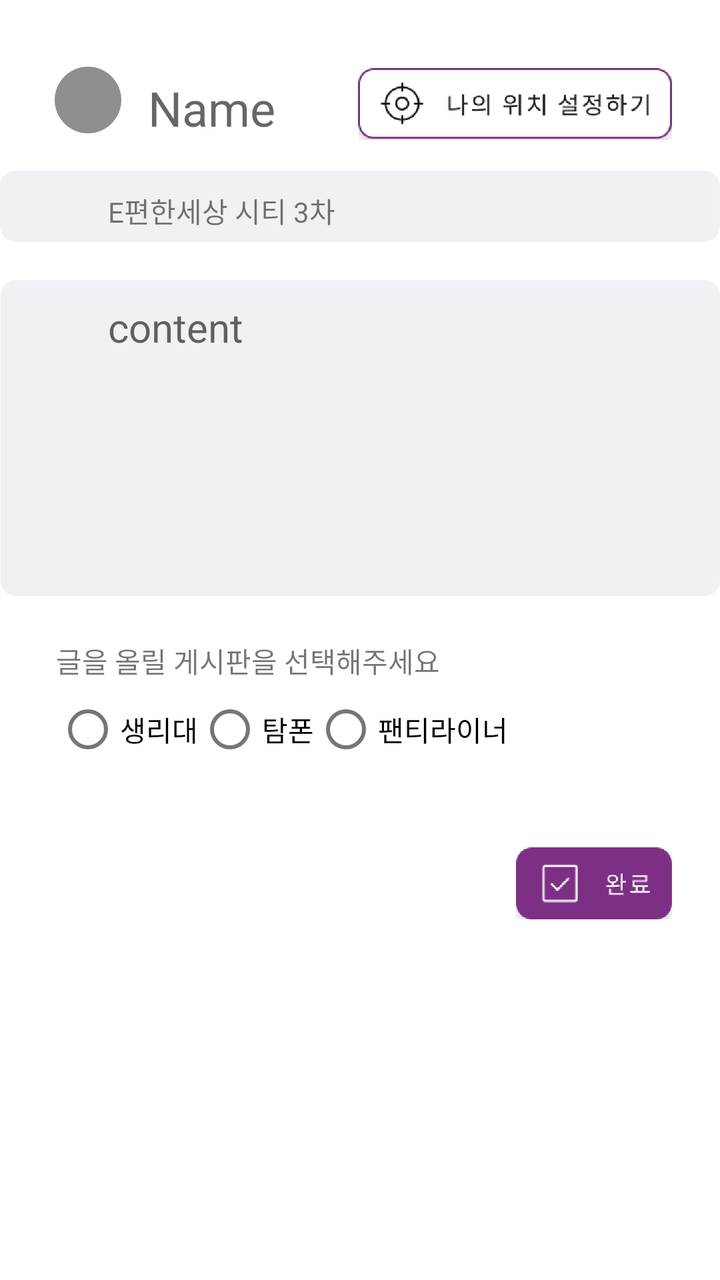
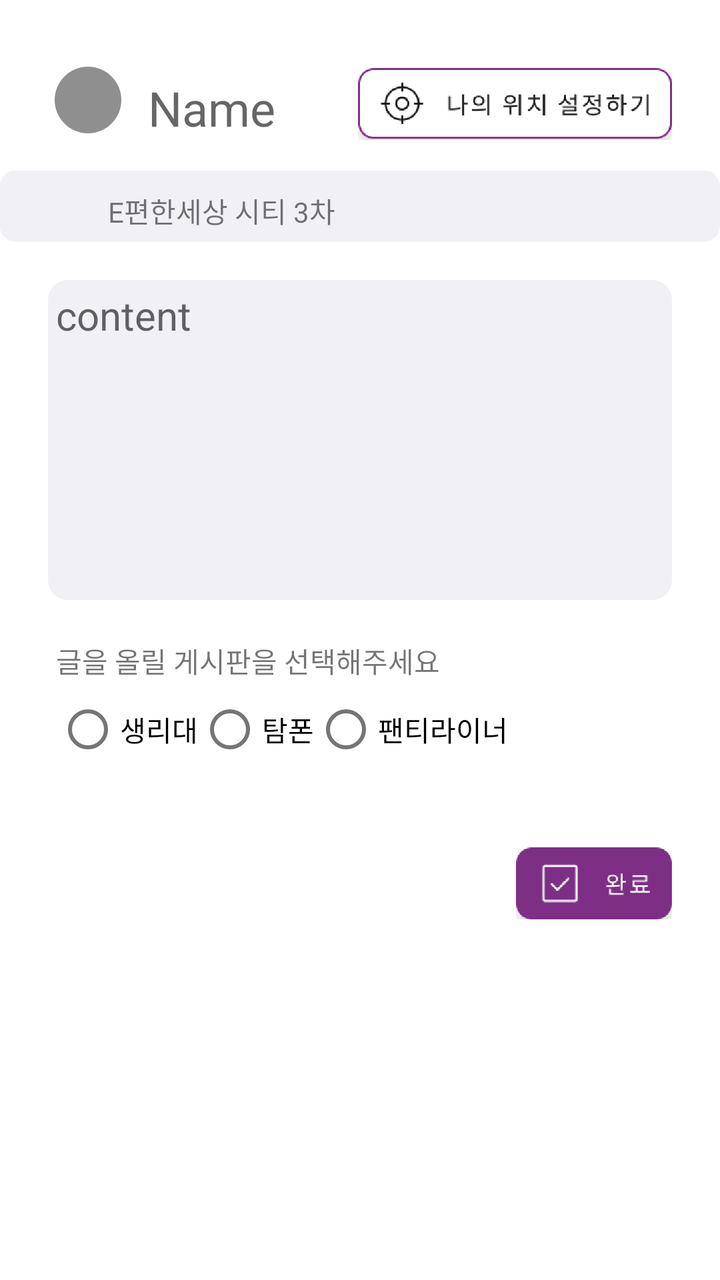

Before-and-after screenshots of an Android layout around one commit, followed by the original layout XML and the change that was made.
<!-- AndroidManifest.xml: application theme Theme.ShareDay -->
<!-- res/layout/helpme_write_activity.xml -->
<?xml version="1.0" encoding="utf-8"?>
<RelativeLayout xmlns:android="http://schemas.android.com/apk/res/android"
    xmlns:app="http://schemas.android.com/apk/res-auto"
    xmlns:tools="http://schemas.android.com/tools"
    android:orientation="vertical"
    android:layout_width="match_parent"
    android:layout_height="match_parent"
    tools:context=".board.WriteActivity">



    <ImageView
        android:id="@+id/item_profile"
        android:layout_width="40dp"
        android:layout_height="40dp"
        android:layout_marginTop="30dp"
        android:layout_marginLeft="24dp"
        android:src="@drawable/ic_person4" />
    <EditText
        android:id="@+id/write_name_text"
        android:layout_toEndOf="@id/item_profile"
        android:layout_alignBottom="@+id/item_profile"
        android:layout_width="match_parent"
        android:layout_height="wrap_content"
        android:layout_marginLeft="10dp"
        android:hint="Name"
        android:textSize="24dp"
        android:textColor="@color/black"
        android:background="@null"
        tools:ignore="HardcodedText"
        />

    <ImageButton
        android:layout_width="157dp"
        android:layout_height="36dp"
        android:background="@drawable/my_position"
        android:layout_alignBottom="@+id/item_profile"
        android:layout_marginRight="24dp"
        android:layout_alignParentRight="true"
        />


    <ImageView
        android:id="@+id/write_mylocation_image"
        android:layout_width="match_parent"
        android:layout_height="36dp"
        android:layout_below="@+id/item_profile"
        android:layout_marginTop="15dp"
        android:src="@drawable/mylocation_image" />

    <TextView
        android:id="@+id/item_mylocation_text"
        android:layout_width="wrap_content"
        android:layout_height="wrap_content"
        android:layout_marginTop="95dp"
        android:layout_marginLeft="54dp"
        android:text="E편한세상 시티 3차" />


    <ImageView
        android:id="@+id/write_contents_image"
        android:layout_width="wrap_content"
        android:layout_height="160dp"
        android:layout_below="@+id/write_mylocation_image"
        android:layout_marginTop="18dp"
        android:src="@drawable/content_image" />


    <EditText
        android:id="@+id/write_contents_text"
        android:layout_below="@+id/item_profile"
        android:layout_marginTop="80dp"
        android:layout_marginLeft="54dp"
        android:layout_marginRight="54dp"
        android:layout_width="match_parent"
        android:layout_height="wrap_content"
        android:hint="content"
        android:textSize="20sp"
        android:textColor="@color/black"
        tools:ignore="HardcodedText"
        android:background="@null"
        />

    <TextView
        android:id="@+id/item_text"
        android:layout_width="wrap_content"
        android:layout_height="wrap_content"
        android:layout_marginLeft="28dp"
        android:layout_marginTop="320dp"
        android:text="글을 올릴 게시판을 선택해주세요" />

    <RadioGroup
        android:id="@+id/item_radiogroup"
        android:orientation="horizontal"
        android:layout_below="@+id/item_text"
        android:layout_marginLeft="28dp"
        android:layout_width="wrap_content"
        android:layout_height="wrap_content">

        <RadioButton
            android:id="@+id/item_pad"
            android:layout_width="wrap_content"
            android:layout_height="wrap_content"
            android:text="생리대"/>
        <RadioButton
            android:id="@+id/item_tampon"
            android:layout_width="wrap_content"
            android:layout_height="wrap_content"
            android:text="탐폰"/>
        <RadioButton
            android:id="@+id/item_pantyliner"
            android:layout_width="wrap_content"
            android:layout_height="wrap_content"
            android:text="팬티라이너"/>



    </RadioGroup>



    <ImageButton
        android:id="@+id/write_upload_button"
        android:layout_width="78dp"
        android:layout_height="36dp"
        android:layout_below="@+id/item_radiogroup"
        android:layout_alignParentRight="true"
        android:layout_marginTop="35dp"
        android:layout_marginRight="24dp"
        android:background="@drawable/compelete_button"

        />


</RelativeLayout>
<!-- resources referenced by this layout -->
<resources>
  <color name="black">#FF000000</color>
  <!-- drawable compelete_button: png bitmap (drawable, 4580 bytes) -->
  <!-- drawable content_image: png bitmap (drawable, 19559 bytes) -->
  <!-- drawable ic_person4 (drawable) -->
  <vector android:height="40dp" android:tint="#8F8F8F"
      android:viewportHeight="24" android:viewportWidth="24"
      android:width="40dp" xmlns:android="http://schemas.android.com/apk/res/android">
      <path android:fillColor="@android:color/white" android:pathData="M12,2C6.48,2 2,6.48 2,12s4.48,10 10,10 10,-4.48 10,-10S17.52,2 12,2z"/>
  </vector>
  <!-- drawable my_position: png bitmap (drawable, 9919 bytes) -->
  <!-- drawable mylocation_image: png bitmap (drawable-v24, 5209 bytes) -->
  <style name="Theme.ShareDay" parent="Theme.MaterialComponents.DayNight.DarkActionBar">
          
          <item name="colorPrimary">@color/purple_500</item>
          <item name="colorPrimaryVariant">@color/purple_700</item>
          <item name="colorOnPrimary">@color/white</item>
          
          <item name="colorSecondary">@color/teal_200</item>
          <item name="colorSecondaryVariant">@color/teal_700</item>
          <item name="colorOnSecondary">@color/black</item>
          
          <item name="android:statusBarColor" tools:targetApi="l">?attr/colorPrimaryVariant</item>
          
          <item name="windowNoTitle">true</item>
      </style>
  <color name="purple_500">#FF6200EE</color>
  <color name="purple_700">#FF3700B3</color>
  <color name="white">#FFFFFFFF</color>
  <color name="teal_200">#7D2F85</color>
  <color name="teal_700">#FF018786</color>
</resources>

<!-- the commit's change to res/layout/helpme_write_activity.xml (unified diff, before → after) -->
@@ -6,8 +6,6 @@
     android:layout_width="match_parent"
     android:layout_height="match_parent"
     tools:context=".board.WriteActivity">
-
-
 
     <ImageView
         android:id="@+id/item_profile"
@@ -33,11 +31,10 @@
     <ImageButton
         android:layout_width="157dp"
         android:layout_height="36dp"
-        android:background="@drawable/my_position"
         android:layout_alignBottom="@+id/item_profile"
+        android:layout_alignParentRight="true"
         android:layout_marginRight="24dp"
-        android:layout_alignParentRight="true"
-        />
+        android:background="@drawable/my_position" />
 
 
     <ImageView
@@ -52,34 +49,26 @@
         android:id="@+id/item_mylocation_text"
         android:layout_width="wrap_content"
         android:layout_height="wrap_content"
+        android:layout_marginLeft="54dp"
         android:layout_marginTop="95dp"
-        android:layout_marginLeft="54dp"
         android:text="E편한세상 시티 3차" />
-
-
-    <ImageView
-        android:id="@+id/write_contents_image"
-        android:layout_width="wrap_content"
-        android:layout_height="160dp"
-        android:layout_below="@+id/write_mylocation_image"
-        android:layout_marginTop="18dp"
-        android:src="@drawable/content_image" />
 
 
     <EditText
         android:id="@+id/write_contents_text"
+        android:layout_width="356dp"
+        android:layout_height="160dp"
         android:layout_below="@+id/item_profile"
-        android:layout_marginTop="80dp"
-        android:layout_marginLeft="54dp"
-        android:layout_marginRight="54dp"
-        android:layout_width="match_parent"
-        android:layout_height="wrap_content"
+        android:layout_marginLeft="24dp"
+        android:layout_marginTop="70dp"
+        android:layout_marginRight="24dp"
+        android:background="@drawable/edittext_background"
+        android:gravity="top"
         android:hint="content"
+        android:padding="4dip"
+        android:textColor="@color/black"
         android:textSize="20sp"
-        android:textColor="@color/black"
-        tools:ignore="HardcodedText"
-        android:background="@null"
-        />
+        tools:ignore="HardcodedText" />
 
     <TextView
         android:id="@+id/item_text"
<!-- resource entries referenced after the edit -->
@@ -2,7 +2,18 @@
 <resources>
   <color name="black">#FF000000</color>
   <!-- drawable compelete_button: png bitmap (drawable, 4580 bytes) -->
-  <!-- drawable content_image: png bitmap (drawable, 19559 bytes) -->
+  <!-- drawable edittext_background (drawable) -->
+  <?xml version="1.0" encoding="utf-8"?>
+  <shape xmlns:android="http://schemas.android.com/apk/res/android"
+      android:shape="rectangle">
+      <solid android:color="#F1F0F4"/>
+          <corners
+              android:bottomLeftRadius="10dp"
+              android:bottomRightRadius="10dp"
+              android:topLeftRadius="10dp"
+              android:topRightRadius="10dp"/>
+  
+  </shape>
   <!-- drawable ic_person4 (drawable) -->
   <vector android:height="40dp" android:tint="#8F8F8F"
       android:viewportHeight="24" android:viewportWidth="24"
